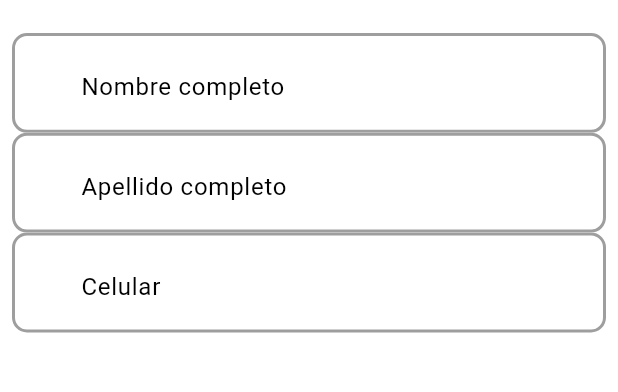
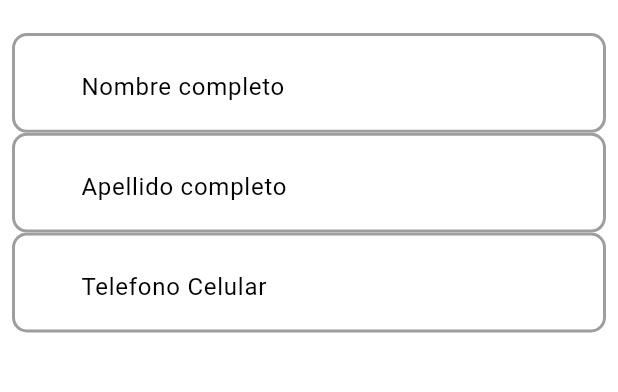
Before and after one commit to JavierPrado18/gestor-tramites-flutter, a Flutter app: the GenerarTramitesScreen screen opened directly, on a phone screen of 412 x 824 dp, the part 63-455 px from its top. Run offline on Flutter 3.47's test engine with Material 2 defaults, Android fonts, the light colour scheme and no system bars; our stand-ins replace lottie, settings_ui, shared_preferences; accounts and stored records are empty; network calls fail.

Commit message:
Prueba de edición input

```diff
--- a/lib/screens/generartramites.dart
+++ b/lib/screens/generartramites.dart
@@ -47,7 +47,7 @@ class _GenerarTramitesScreenState extends State<GenerarTramitesScreen> {
               CustomTextFieldScreen(
                 initialValue: '',
                 keyboardType: TextInputType.number,
-                hintext: 'Celular',
+                hintext: 'Telefono Celular',
                 prefixIcon: Icon(Icons.phone),
                 onChange: (value) {
                   setState(() {});
```
